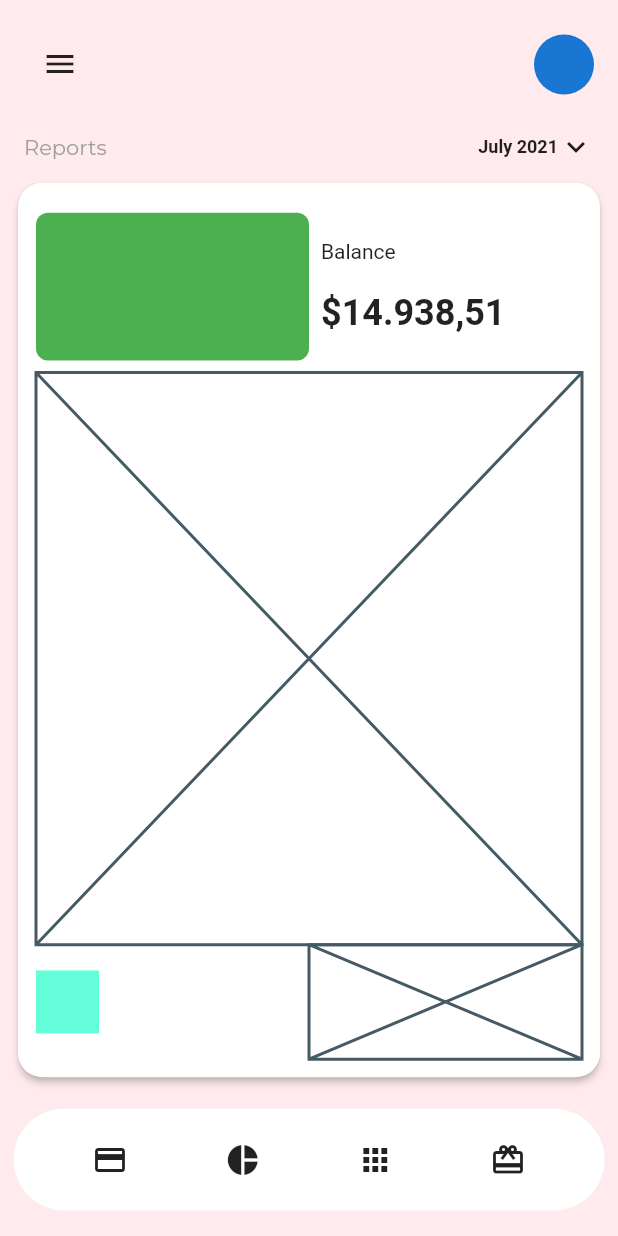
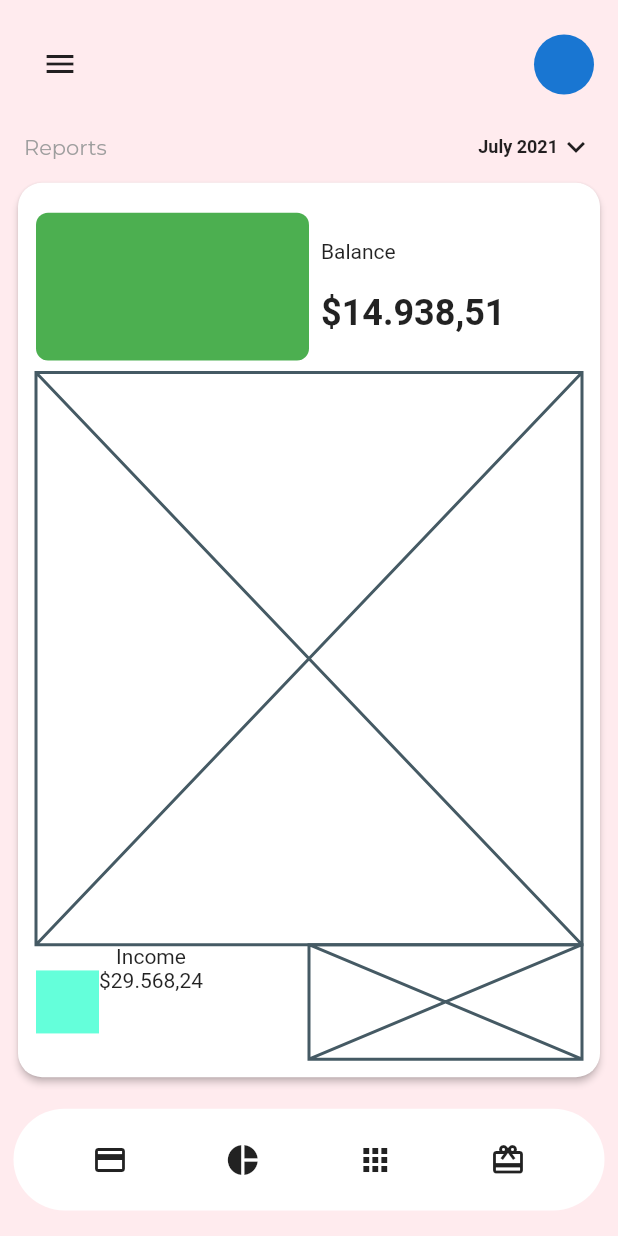
Before and after one commit to JAICHANGPARK/flutter_notebook_11th_story, a Flutter app: the screen it shows after launch, on a phone screen of 412 x 824 dp. Run offline on Flutter 3.47's test engine with Material 2 defaults, Android fonts, the phone set to English and light mode, and no system bars; our stand-ins replace backdrop, badges, flutter_inner_drawer, flutter_slidable, flutter_swiper, google_fonts.

Commit message:
Update bank_balance_page.dart

```diff
--- a/lib/ep749_bank_app/ui/bank_balance_page.dart
+++ b/lib/ep749_bank_app/ui/bank_balance_page.dart
@@ -109,7 +109,8 @@ class _BankBalancePageState extends State<BankBalancePage> {
                                       ),
                                       Column(
                                         children: [
-
+                                          Text("Income"),
+                                          Text("\$29.568,24")
                                         ],
                                       )
                                     ],
```
